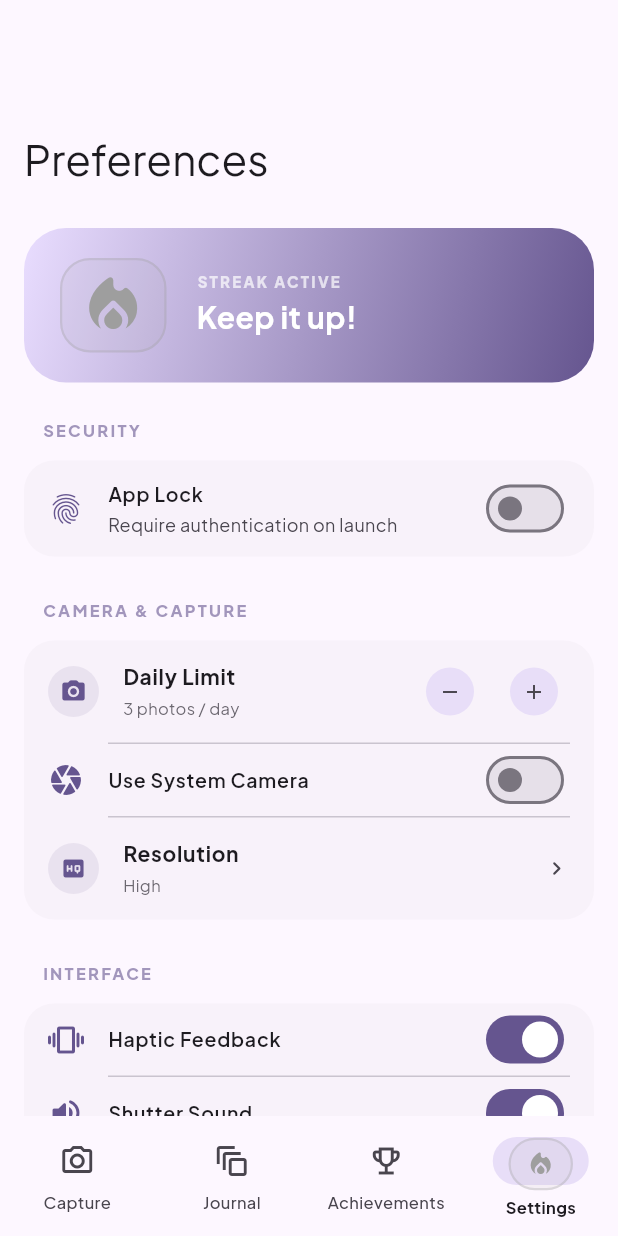
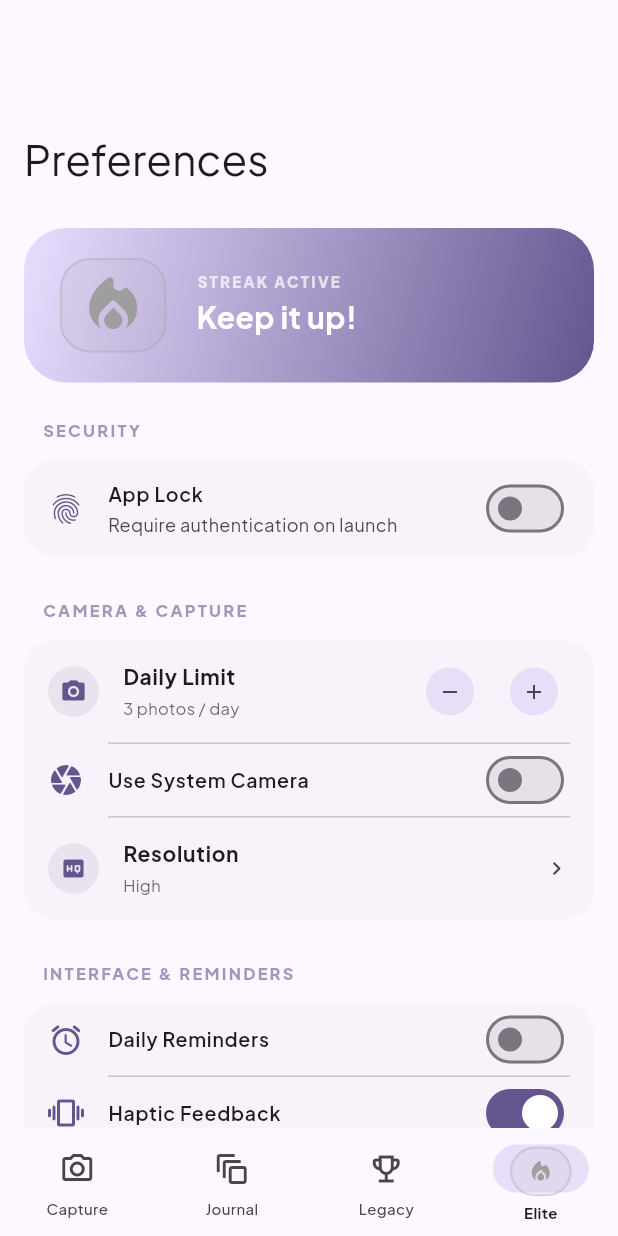
Before and after one commit to LOST-4EVER/SnapLog, a Flutter app: the screen it shows after launch, swiped to page 4, on a phone screen of 412 x 824 dp. Run offline on Flutter 3.47's test engine with Material 3 defaults, Android fonts, the phone set to English and light mode, and no system bars; our stand-ins replace camera, fl_chart, flutter_image_compress, flutter_local_notifications, geocoding, geolocator and 10 more; missing offline and left inert: home_widget, quick_actions; accounts and stored records are empty.

Commit message:
Final Polish (v1.6.0+8): Fixed non-responsive init, added biometric choice, reorganized camera & settings, and finalized offline-first commitment.

```diff
--- a/lib/main.dart
+++ b/lib/main.dart
@@ -15,11 +15,10 @@ import 'widgets/streak_badge.dart';
 
 void main() async {
   WidgetsFlutterBinding.ensureInitialized();
-  await NotificationService().init();
 
-  await AchievementService().initNotificationState();
+  // Non-blocking initialization
+  final cameras = await availableCameras();
 
-  final cameras = await availableCameras();
   runApp(
     SnapLogApp(cameras: cameras),
   );
@@ -53,8 +52,7 @@ class SnapLogApp extends StatelessWidget {
   }
 
   ThemeData _buildTheme(ColorScheme colorScheme) {
-    const roundedBorderRadius = 28.0;
-    const buttonBorderRadius = 24.0;
+    const buttonBorderRadius = 20.0;
 
     return ThemeData(
       useMaterial3: true,
@@ -65,60 +63,24 @@ class SnapLogApp extends StatelessWidget {
       ),
 
       navigationBarTheme: NavigationBarThemeData(
-        height: 80,
+        height: 72,
         elevation: 0,
         backgroundColor: colorScheme.surface,
         indicatorColor: colorScheme.secondaryContainer,
-        indicatorShape: RoundedRectangleBorder(
-          borderRadius: BorderRadius.circular(16),
-        ),
         labelTextStyle: WidgetStateProperty.resolveWith((states) {
           final isSelected = states.contains(WidgetState.selected);
           return TextStyle(
-            fontSize: 11,
+            fontSize: 10,
             fontWeight: isSelected ? FontWeight.bold : FontWeight.w500,
             color: isSelected ? colorScheme.onSurface : colorScheme.onSurfaceVariant,
           );
         }),
-        iconTheme: WidgetStateProperty.resolveWith((states) {
-          final isSelected = states.contains(WidgetState.selected);
-          return IconThemeData(
-            color: isSelected ? colorScheme.onSecondaryContainer : colorScheme.onSurfaceVariant,
-          );
-        }),
-      ),
-
-      cardTheme: CardThemeData(
-        shape: RoundedRectangleBorder(
-          borderRadius: BorderRadius.circular(roundedBorderRadius),
-        ),
-        elevation: 0,
-        color: colorScheme.surfaceContainerLow,
-      ),
-
-      appBarTheme: AppBarTheme(
-        centerTitle: true,
-        backgroundColor: colorScheme.surface,
-        foregroundColor: colorScheme.onSurface,
-        elevation: 0,
       ),
 
       filledButtonTheme: FilledButtonThemeData(
         style: FilledButton.styleFrom(
-          minimumSize: const Size(64, 56),
-          shape: RoundedRectangleBorder(
-            borderRadius: BorderRadius.circular(buttonBorderRadius),
-          ),
-        ),
-      ),
-
-      outlinedButtonTheme: OutlinedButtonThemeData(
-        style: OutlinedButton.styleFrom(
-          minimumSize: const Size(64, 56),
-          shape: RoundedRectangleBorder(
-            borderRadius: BorderRadius.circular(buttonBorderRadius),
-          ),
-          side: BorderSide(color: colorScheme.outline, width: 1.5),
+          minimumSize: const Size(64, 52),
+          shape: RoundedRectangleBorder(borderRadius: BorderRadius.circular(buttonBorderRadius)),
         ),
       ),
     );
@@ -136,52 +98,65 @@ class MainNavigation extends StatefulWidget {
 class _MainNavigationState extends State<MainNavigation> {
   int _selectedIndex = 0;
   late PageController _pageController;
-  late List<Widget> _screens;
   final QuickActions _quickActions = const QuickActions();
   final LocalAuthentication _auth = LocalAuthentication();
   late final EntriesNotifier _notifier;
   late final VoidCallback _notifierListener;
-  bool _isLocked = true;
+
+  bool _isInitializing = true;
+  bool _isLocked = false;
 
   @override
   void initState() {
     super.initState();
     _pageController = PageController(initialPage: _selectedIndex);
-    _screens = [
-      CameraScreen(cameras: widget.cameras, isActive: _selectedIndex == 0),
-      HistoryScreen(onCaptureRequested: () => _onItemTapped(0)),
-      const AdvancementsScreen(),
-      const SettingsScreen(),
-    ];
-
-    _initQuickActions();
-    _checkBiometricLock();
-
     _notifier = EntriesNotifier();
     _notifierListener = () => _checkAchievements();
     _notifier.addListener(_notifierListener);
 
-    WidgetsBinding.instance.addPostFrameCallback((_) => _checkAchievements());
+    _initApp();
+  }
+
+  Future<void> _initApp() async {
+    // Parallel background init
+    await Future.wait([
+      NotificationService().init(),
+      AchievementService().initNotificationState(),
+    ]);
+
+    final settings = await SettingsService().getSettings();
+    final bool biometricEnabled = settings['biometricLock'] ?? false;
+
+    if (biometricEnabled) {
+      setState(() {
+        _isLocked = true;
+        _isInitializing = false;
+      });
+      _checkBiometricLock();
+    } else {
+      setState(() {
+        _isLocked = false;
+        _isInitializing = false;
+      });
+    }
+
+    _initQuickActions();
+    _checkAchievements();
   }
 
   Future<void> _checkBiometricLock() async {
-    final settings = await SettingsService().getSettings();
-    final bool biometricEnabled = settings['biometricLock'] ?? false;
-
-    if (!biometricEnabled) {
-      if (mounted) setState(() => _isLocked = false);
-      return;
-    }
-
     try {
       final bool authenticated = await _auth.authenticate(
-        localizedReason: 'Please authenticate to access SnapLog Pro',
-        options: const AuthenticationOptions(stickyAuth: true),
+        localizedReason: 'Authenticate to access your journal',
+        options: const AuthenticationOptions(stickyAuth: true, biometricOnly: true),
       );
       if (authenticated) {
         if (mounted) setState(() => _isLocked = false);
       }
     } catch (e) {
+      debugPrint("Biometric error: $e");
+      // Fallback: if biometric fails completely, we might want a PIN,
+      // but for now we'll allow access to prevent permanent lockout.
       if (mounted) setState(() => _isLocked = false);
     }
   }
@@ -200,47 +175,24 @@ class _MainNavigationState extends State<MainNavigation> {
         behavior: SnackBarBehavior.floating,
         backgroundColor: Colors.transparent,
         elevation: 0,
-        duration: const Duration(seconds: 4),
         content: Container(
           padding: const EdgeInsets.all(16),
           decoration: BoxDecoration(
             color: colorScheme.primaryContainer,
-            borderRadius: BorderRadius.circular(24),
-            border: Border.all(color: colorScheme.primary, width: 2),
-            boxShadow: [
-              BoxShadow(
-                color: colorScheme.primary.withValues(alpha: 0.2),
-                blurRadius: 12,
-                offset: const Offset(0, 4),
-              )
-            ],
+            borderRadius: BorderRadius.circular(20),
+            border: Border.all(color: colorScheme.primary),
           ),
           child: Row(
             children: [
-              Text(a.icon, style: const TextStyle(fontSize: 32)),
-              const SizedBox(width: 16),
+              Text(a.icon, style: const TextStyle(fontSize: 24)),
+              const SizedBox(width: 12),
               Expanded(
                 child: Column(
                   mainAxisSize: MainAxisSize.min,
                   crossAxisAlignment: CrossAxisAlignment.start,
                   children: [
-                    const Text(
-                      "ACHIEVEMENT UNLOCKED!",
-                      style: TextStyle(
-                        fontSize: 10,
-                        fontWeight: FontWeight.w900,
-                        letterSpacing: 1.2,
-                        color: Colors.grey,
-                      ),
-                    ),
-                    Text(
-                      a.title,
-                      style: TextStyle(
-                        fontSize: 18,
-                        fontWeight: FontWeight.bold,
-                        color: colorScheme.onPrimaryContainer,
-                      ),
-                    ),
+                    const Text("BADGE EARNED", style: TextStyle(fontSize: 9, fontWeight: FontWeight.w900, color: Colors.grey)),
+                    Text(a.title, style: TextStyle(fontSize: 16, fontWeight: FontWeight.bold, color: colorScheme.onPrimaryContainer)),
                   ],
                 ),
               ),
@@ -259,7 +211,6 @@ class _MainNavigationState extends State<MainNavigation> {
         _onItemTapped(1);
       }
     });
-
     _quickActions.setShortcutItems(<ShortcutItem>[
       const ShortcutItem(type: 'action_capture', localizedTitle: 'Instant Capture', icon: 'ic_camera'),
       const ShortcutItem(type: 'action_journal', localizedTitle: 'View Journal', icon: 'ic_journal'),
@@ -274,11 +225,7 @@ class _MainNavigationState extends State<MainNavigation> {
   }
 
   void _onItemTapped(int index) {
-    _pageController.animateToPage(
-      index,
-      duration: const Duration(milliseconds: 400),
-      curve: Curves.easeInOutCubic,
-    );
+    _pageController.animateToPage(index, duration: const Duration(milliseconds: 400), curve: Curves.easeOutCubic);
   }
 
   void _onPageChanged(int index) {
@@ -287,20 +234,24 @@ class _MainNavigationState extends State<MainNavigation> {
 
   @override
   Widget build(BuildContext context) {
+    if (_isInitializing) {
+      return const Scaffold(body: Center(child: CircularProgressIndicator()));
+    }
+
     if (_isLocked) {
       return Scaffold(
         body: Center(
           child: Column(
             mainAxisAlignment: MainAxisAlignment.center,
             children: [
-              const Icon(Icons.lock_outline, size: 80, color: Colors.grey),
+              const Icon(Icons.lock_person_rounded, size: 72, color: Colors.grey),
               const SizedBox(height: 24),
-              const Text("SnapLog Pro is Locked", style: TextStyle(fontSize: 20, fontWeight: FontWeight.bold)),
-              const SizedBox(height: 32),
+              const Text("Vault Locked", style: TextStyle(fontSize: 22, fontWeight: FontWeight.w900)),
+              const SizedBox(height: 48),
               FilledButton.icon(
                 onPressed: _checkBiometricLock,
-                icon: const Icon(Icons.fingerprint),
-                label: const Text("UNLOCK NOW"),
+                icon: const Icon(Icons.fingerprint_rounded),
+                label: const Text("UNLOCK VAULT"),
               ),
             ],
           ),
@@ -313,37 +264,24 @@ class _MainNavigationState extends State<MainNavigation> {
         controller: _pageController,
         onPageChanged: _onPageChanged,
         physics: const BouncingScrollPhysics(),
-        children: _screens,
+        children: [
+          CameraScreen(cameras: widget.cameras, isActive: _selectedIndex == 0),
+          HistoryScreen(onCaptureRequested: () => _onItemTapped(0)),
+          const AdvancementsScreen(),
+          const SettingsScreen(),
+        ],
       ),
       bottomNavigationBar: NavigationBar(
         selectedIndex: _selectedIndex,
         onDestinationSelected: _onItemTapped,
         destinations: const [
+          NavigationDestination(icon: Icon(Icons.photo_camera_outlined), selectedIcon: Icon(Icons.photo_camera), label: 'Capture'),
+          NavigationDestination(icon: Icon(Icons.auto_awesome_motion_outlined), selectedIcon: Icon(Icons.auto_awesome_motion), label: 'Journal'),
+          NavigationDestination(icon: Icon(Icons.emoji_events_outlined), selectedIcon: Icon(Icons.emoji_events), label: 'Legacy'),
           NavigationDestination(
-            icon: Icon(Icons.photo_camera_outlined),
-            selectedIcon: Icon(Icons.photo_camera),
-            label: 'Capture',
-          ),
-          NavigationDestination(
-            icon: Icon(Icons.auto_awesome_motion_outlined),
-            selectedIcon: Icon(Icons.auto_awesome_motion),
-            label: 'Journal',
-          ),
-          NavigationDestination(
-            icon: Icon(Icons.emoji_events_outlined),
-            selectedIcon: Icon(Icons.emoji_events),
-            label: 'Achievements',
-          ),
-          NavigationDestination(
-            icon: Padding(
-              padding: EdgeInsets.only(top: 4),
-              child: StreakBadge(size: 20),
-            ),
-            selectedIcon: Padding(
-              padding: EdgeInsets.only(top: 4),
-              child: StreakBadge(size: 20),
-            ),
-            label: 'Settings',
+            icon: Padding(padding: EdgeInsets.only(top: 4), child: StreakBadge(size: 18)),
+            selectedIcon: Padding(padding: EdgeInsets.only(top: 4), child: StreakBadge(size: 18)),
+            label: 'Elite',
           ),
         ],
       ),
--- a/lib/screens/settings_screen.dart
+++ b/lib/screens/settings_screen.dart
@@ -238,7 +238,7 @@ class _SettingsScreenState extends State<SettingsScreen> {
                         icon: Icons.photo_camera_rounded,
                         title: "Daily Limit",
                         subtitle: "$_dailyLimit photos / day",
-                        onTap: () => _updateLimit(1), // Quick tap to increase? Or open dialog.
+                        onTap: () => _updateLimit(1),
                         trailing: Row(
                           mainAxisSize: MainAxisSize.min,
                           children: [
@@ -276,9 +276,27 @@ class _SettingsScreenState extends State<SettingsScreen> {
                   ),
 
                   const SizedBox(height: 24),
-                  const _SectionHeader(title: "Interface"),
+                  const _SectionHeader(title: "Interface & Reminders"),
                   _buildSettingsCard(
                     children: [
+                      SwitchListTile(
+                        value: _remindersEnabled,
+                        onChanged: _toggleReminders,
+                        secondary: Icon(Icons.alarm_rounded, color: colorScheme.primary),
+                        title: const Text("Daily Reminders", style: TextStyle(fontWeight: FontWeight.w600)),
+                        contentPadding: const EdgeInsets.symmetric(horizontal: 16, vertical: 0),
+                        dense: true,
+                      ),
+                      if (_remindersEnabled) ...[
+                        const Divider(height: 1, indent: 56, endIndent: 16),
+                        _SettingsTile(
+                          icon: Icons.schedule_rounded,
+                          title: "Reminder Time",
+                          subtitle: _reminderTime.format(context),
+                          onTap: _selectTime,
+                        ),
+                      ],
+                      const Divider(height: 1, indent: 56, endIndent: 16),
                       SwitchListTile(
                         value: _hapticFeedback,
                         onChanged: _toggleHaptics,
@@ -334,14 +352,14 @@ class _SettingsScreenState extends State<SettingsScreen> {
                   ),
 
                   const SizedBox(height: 48),
-                  const Center(
+                  Center(
                     child: Column(
                       children: [
-                        Text("SnapLog Pro", style: TextStyle(fontSize: 16, fontWeight: FontWeight.bold)),
-                        SizedBox(height: 2),
-                        Text("v1.6.0+8", style: TextStyle(fontSize: 11, color: Colors.grey)),
-                        SizedBox(height: 8),
-                        Text("100% Offline Secure Storage", style: TextStyle(fontSize: 10, fontWeight: FontWeight.w500, color: Colors.green)),
+                        const Text("SnapLog Pro", style: TextStyle(fontSize: 16, fontWeight: FontWeight.bold)),
+                        const SizedBox(height: 2),
+                        const Text("v1.6.0+8", style: TextStyle(fontSize: 11, color: Colors.grey)),
+                        const SizedBox(height: 8),
+                        Text("100% Offline Secure Storage", style: TextStyle(fontSize: 10, fontWeight: FontWeight.w500, color: Colors.green.withValues(alpha: 0.8))),
                       ],
                     ),
                   ),
```
Also changed, not shown: 1 other file.
